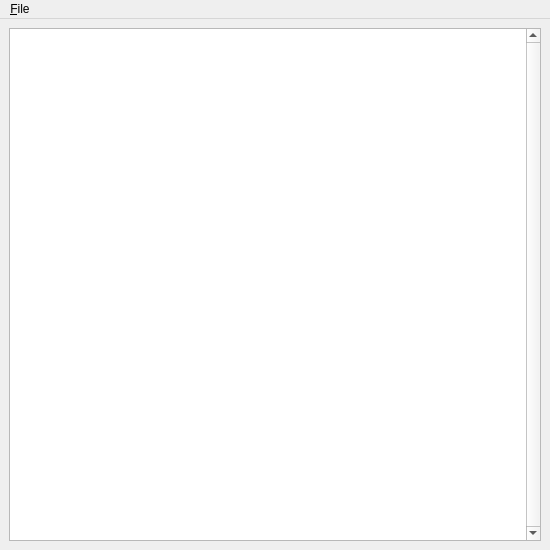
First picture: the form in branches/trunk/UI/spot-on-statisticswindow.ui, repository textbrowser/spot-on, before the edit.
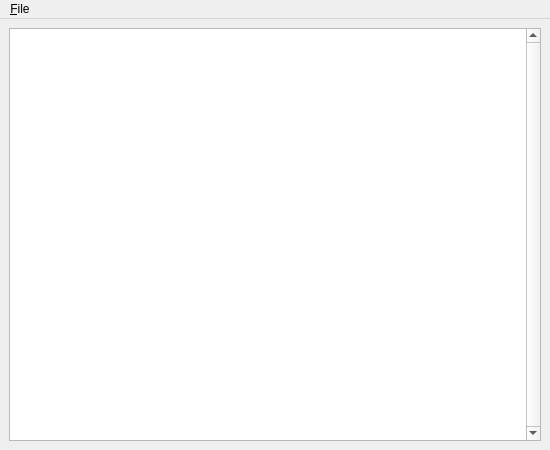
Second picture: the form after the edit. Icons and pictures are not drawn.

Patch:
```diff
--- a/branches/trunk/UI/spot-on-statisticswindow.ui
+++ b/branches/trunk/UI/spot-on-statisticswindow.ui
@@ -7,7 +7,7 @@
     <x>0</x>
     <y>0</y>
     <width>550</width>
-    <height>550</height>
+    <height>450</height>
    </rect>
   </property>
   <property name="windowIcon">
```
Left out of the diff: 2 changed lines with no effect on the pictures.
